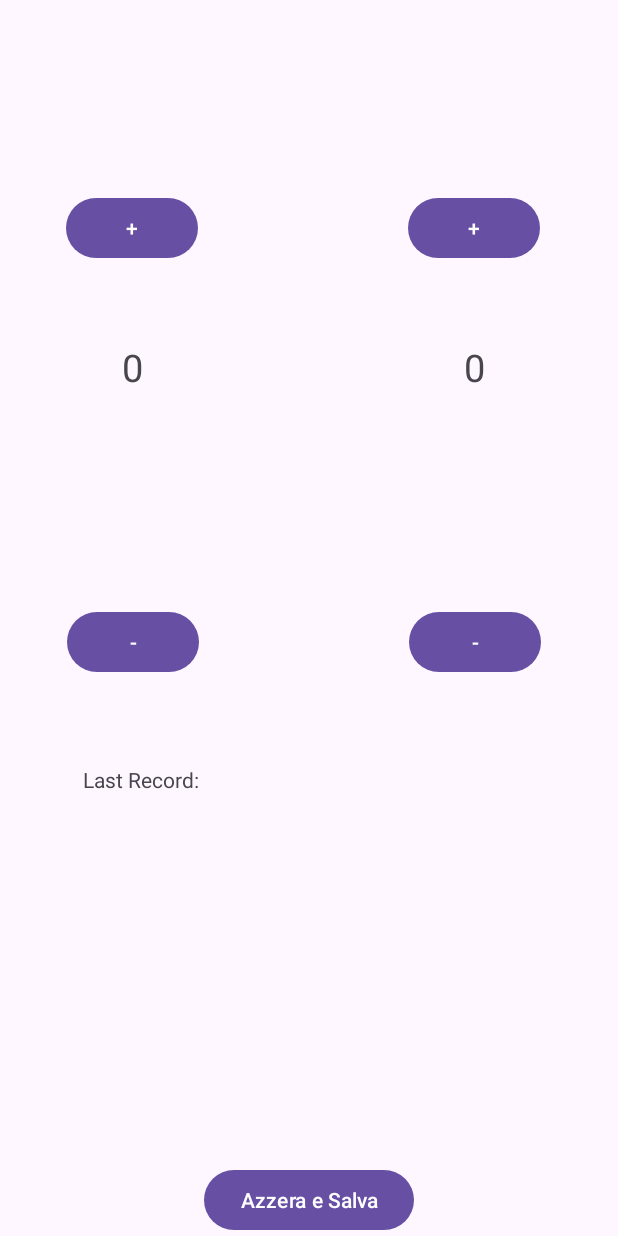
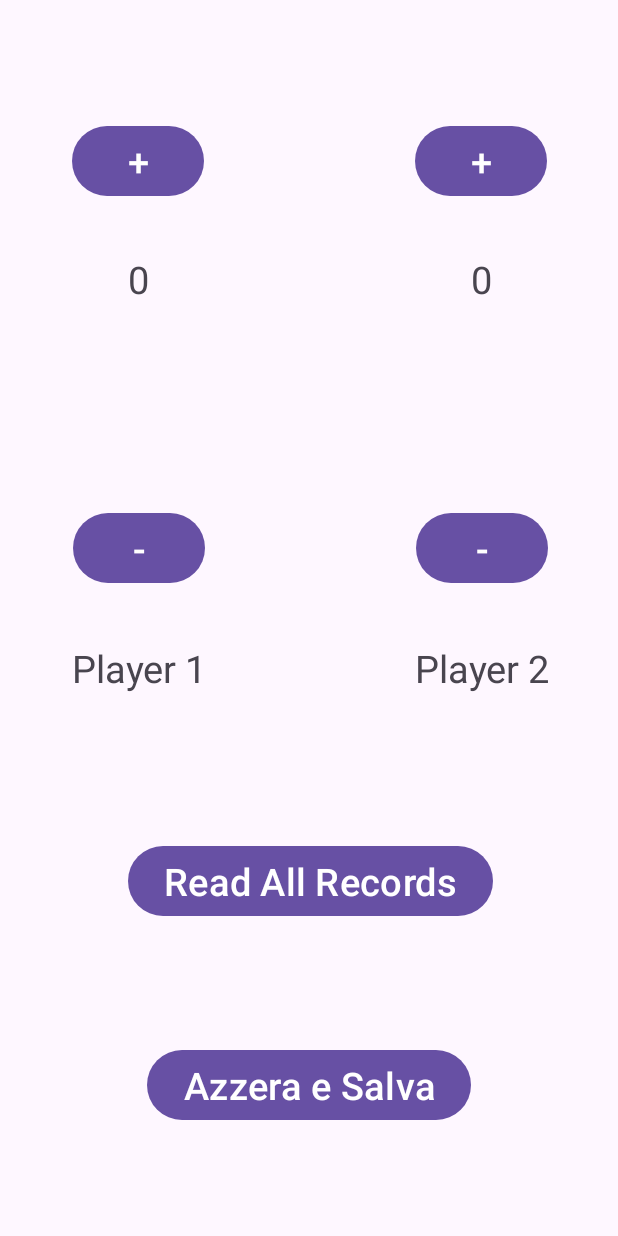
Before and after one commit to SimoneMariano/PersonalAppCounter, an Android app: the screen it shows after launch (MainActivity), on a phone screen of 412 x 824 dp. Run offline under Robolectric (Android 15) with nearby library versions, the phone set to English and light mode, and no system bars.

Commit message:
Prima versione completa di più schermate

```diff
--- a/app/src/main/AndroidManifest.xml
+++ b/app/src/main/AndroidManifest.xml
@@ -13,7 +13,7 @@
         android:theme="@style/Theme.MyApplication"
         tools:targetApi="31">
         <activity
-            android:name=".MainActivity2"
+            android:name=".ViewRecordActivity"
             android:exported="false" />
         <activity
             android:name=".MainActivity"
--- a/app/src/main/java/com/personalcounter/sqlite/MainActivity.java
+++ b/app/src/main/java/com/personalcounter/sqlite/MainActivity.java
@@ -1,7 +1,10 @@
 package com.personalcounter.sqlite;
+
+import static com.personalcounter.sqlite.R.layout.activity_main;
 
 import android.annotation.SuppressLint;
 import android.content.Context;
+import android.content.Intent;
 import android.content.SharedPreferences;
 import android.os.Build;
 import android.os.Bundle;
@@ -23,12 +26,12 @@ public class MainActivity extends AppCompatActivity {
 
     TextView textview0;
     TextView textview1;
-    TextView textAreaRecord;
     Button button0;
     Button button1;
     Button button2;
     Button button3;
     Button btnreset;
+    Button btnreadrecord;
     private DBHandler dbHandler;
     String date = null;
     int count0 = 0;
@@ -40,7 +43,7 @@ public class MainActivity extends AppCompatActivity {
     protected void onCreate(Bundle savedInstanceState) {
         super.onCreate(savedInstanceState);
         EdgeToEdge.enable(this);
-        setContentView(R.layout.activity_main);
+        setContentView(activity_main);
         ViewCompat.setOnApplyWindowInsetsListener(findViewById(R.id.main), (v, insets) -> {
             Insets systemBars = insets.getInsets(WindowInsetsCompat.Type.systemBars());
             v.setPadding(systemBars.left, systemBars.top, systemBars.right, systemBars.bottom);
@@ -55,9 +58,7 @@ public class MainActivity extends AppCompatActivity {
         button2 = findViewById(R.id.button2);
         button3 = findViewById(R.id.button3);
         btnreset = findViewById(R.id.reset);
-        textAreaRecord = findViewById(R.id.textAreaRecord);
-
-        textAreaRecord.isScrollbarFadingEnabled();
+        btnreadrecord = findViewById(R.id.btnReadRecord);
 
         /*recupero della scelta salvata,
          * questa viene eseguita leggendo una chiave dal nome "Counter0" con valore di default uguale a zero*/
@@ -121,23 +122,17 @@ public class MainActivity extends AppCompatActivity {
                 dbHandler.addRecord(date, player1, player2, result);
             }
 
-            StringBuilder txt = new StringBuilder();
-            txt.append("Last Record: \n");
-            arrRecord = dbHandler.fetchRecord();
-
-            for (int i= 0 ; i< arrRecord.size(); i++){
-                Log.d("RECORD_INFO", "Date: " + arrRecord.get(i).date + ", Player 1: " + arrRecord.get(i).player1 + ", Player 2: " + arrRecord.get(i).player2 + ", Result: " + arrRecord.get(i).result);
-                txt.append("Data: ").append(arrRecord.get(i).date).append(", Player 1: ").append(arrRecord.get(i).player1).append(", Player 2: ").append(arrRecord.get(i).player2).append(", Winner: ").append(arrRecord.get(i).result).append("\n");
-            }
-            Log.d("SECOND_INFO", txt.toString());
-            textAreaRecord.setText(txt.toString());
-
             count0 = 0;
             count1 = 0;
             textview0.setText(String.valueOf(count0));
             textview1.setText(String.valueOf(count1));
             storeData(sharedPref);
 
+        });
+
+        btnreadrecord.setOnClickListener(v -> {
+            Intent intent = new Intent(MainActivity.this, ViewRecordActivity.class);
+            startActivity(intent);
         });
     }
 
--- a/app/src/main/java/com/personalcounter/sqlite/RecordModel.java
+++ b/app/src/main/java/com/personalcounter/sqlite/RecordModel.java
@@ -34,10 +34,4 @@ public class RecordModel {
     public void setResult(String result) {
         this.result = result;
     }
-    public void setId(int id) {
-        this.id = id;
-    }
-    public int getId() {
-        return id;
-    }
 }
--- a/app/src/main/res/layout/activity_main.xml
+++ b/app/src/main/res/layout/activity_main.xml
@@ -6,6 +6,40 @@
     android:layout_width="match_parent"
     android:layout_height="match_parent"
     tools:context=".MainActivity">
+
+    <Button
+        android:id="@+id/button1"
+        android:layout_width="wrap_content"
+        android:layout_height="wrap_content"
+        android:layout_marginTop="80dp"
+        android:layout_marginEnd="47dp"
+        android:text="+"
+        android:textSize="25sp"
+        app:layout_constraintEnd_toEndOf="parent"
+        app:layout_constraintTop_toTopOf="parent" />
+
+    <TextView
+        android:id="@+id/textView4"
+        android:layout_width="wrap_content"
+        android:layout_height="wrap_content"
+        android:text="Player 2"
+        android:textSize="25sp"
+        app:layout_constraintBottom_toBottomOf="@+id/textView3"
+        app:layout_constraintEnd_toEndOf="@+id/button3"
+        app:layout_constraintStart_toStartOf="@+id/button3"
+        app:layout_constraintTop_toTopOf="@+id/textView3"
+        app:layout_constraintVertical_bias="0.0" />
+
+    <TextView
+        android:id="@+id/textView3"
+        android:layout_width="wrap_content"
+        android:layout_height="wrap_content"
+        android:layout_marginBottom="97dp"
+        android:text="Player 1"
+        android:textSize="25sp"
+        app:layout_constraintBottom_toTopOf="@+id/btnReadRecord"
+        app:layout_constraintEnd_toEndOf="@+id/button2"
+        app:layout_constraintStart_toStartOf="@+id/button2" />
 
     <TextView
         android:id="@+id/textview0"
@@ -16,85 +50,76 @@
         app:layout_constraintBottom_toBottomOf="@+id/textview1"
         app:layout_constraintEnd_toEndOf="@+id/button0"
         app:layout_constraintStart_toStartOf="@+id/button0"
-        app:layout_constraintTop_toTopOf="@+id/textview1" />
-
-    <TextView
-        android:id="@+id/textAreaRecord"
-        android:layout_width="301dp"
-        android:layout_height="218dp"
-        android:layout_marginBottom="48dp"
-        android:ellipsize="marquee"
-        android:focusable="true"
-        android:focusableInTouchMode="true"
-        android:marqueeRepeatLimit="marquee_forever"
-        android:scrollHorizontally="true"
-        android:singleLine="true"
-        android:text="Last Record: \n"
-        app:layout_constraintBottom_toTopOf="@+id/reset"
-        app:layout_constraintEnd_toEndOf="parent"
-        app:layout_constraintStart_toStartOf="parent" />
-
-    <TextView
-        android:id="@+id/textview1"
-        android:layout_width="wrap_content"
-        android:layout_height="wrap_content"
-        android:layout_marginTop="227dp"
-        android:text="0"
-        android:textSize="25sp"
-        app:layout_constraintEnd_toEndOf="@+id/button1"
-        app:layout_constraintStart_toStartOf="@+id/button1"
-        app:layout_constraintTop_toTopOf="parent" />
-
-    <Button
-        android:id="@+id/button0"
-        android:layout_width="wrap_content"
-        android:layout_height="wrap_content"
-        android:layout_marginStart="44dp"
-        android:layout_marginTop="128dp"
-        android:text="+"
-        app:layout_constraintStart_toStartOf="parent"
-        app:layout_constraintTop_toTopOf="parent" />
-
-    <Button
-        android:id="@+id/button1"
-        android:layout_width="wrap_content"
-        android:layout_height="wrap_content"
-        android:layout_marginEnd="52dp"
-        android:text="+"
-        app:layout_constraintBottom_toBottomOf="@+id/button0"
-        app:layout_constraintEnd_toEndOf="parent"
-        app:layout_constraintTop_toTopOf="@+id/button0"
+        app:layout_constraintTop_toTopOf="@+id/textview1"
         app:layout_constraintVertical_bias="0.0" />
 
     <Button
         android:id="@+id/button2"
         android:layout_width="wrap_content"
         android:layout_height="wrap_content"
-        android:layout_marginBottom="372dp"
+        android:layout_marginBottom="35dp"
         android:text="-"
-        app:layout_constraintBottom_toBottomOf="parent"
+        android:textSize="25sp"
+        app:layout_constraintBottom_toTopOf="@+id/textView3"
         app:layout_constraintEnd_toEndOf="@+id/textview0"
         app:layout_constraintStart_toStartOf="@+id/textview0" />
+
+    <Button
+        android:id="@+id/button0"
+        android:layout_width="wrap_content"
+        android:layout_height="wrap_content"
+        android:layout_marginStart="48dp"
+        android:layout_marginBottom="34dp"
+        android:text="+"
+        android:textSize="25sp"
+        app:layout_constraintBottom_toTopOf="@+id/textview0"
+        app:layout_constraintStart_toStartOf="parent" />
 
     <Button
         android:id="@+id/button3"
         android:layout_width="wrap_content"
         android:layout_height="wrap_content"
         android:text="-"
+        android:textSize="25sp"
         app:layout_constraintBottom_toBottomOf="@+id/button2"
         app:layout_constraintEnd_toEndOf="@+id/textview1"
         app:layout_constraintStart_toStartOf="@+id/textview1"
         app:layout_constraintTop_toTopOf="@+id/button2"
         app:layout_constraintVertical_bias="0.0" />
 
+    <TextView
+        android:id="@+id/textview1"
+        android:layout_width="wrap_content"
+        android:layout_height="wrap_content"
+        android:layout_marginTop="34dp"
+        android:text="0"
+        android:textSize="25sp"
+        app:layout_constraintEnd_toEndOf="@+id/button1"
+        app:layout_constraintStart_toStartOf="@+id/button1"
+        app:layout_constraintTop_toBottomOf="@+id/button1" />
+
     <Button
         android:id="@+id/reset"
         android:layout_width="wrap_content"
         android:layout_height="wrap_content"
+        android:layout_marginBottom="73dp"
         android:text="Azzera e Salva"
+        android:textSize="25sp"
         app:layout_constraintBottom_toBottomOf="parent"
         app:layout_constraintEnd_toEndOf="parent"
         app:layout_constraintStart_toStartOf="parent" />
 
+    <Button
+        android:id="@+id/btnReadRecord"
+        android:layout_width="wrap_content"
+        android:layout_height="wrap_content"
+        android:layout_marginBottom="209dp"
+        android:text="Read All Records"
+        android:textSize="25sp"
+        app:layout_constraintBottom_toBottomOf="parent"
+        app:layout_constraintEnd_toEndOf="@+id/reset"
+        app:layout_constraintHorizontal_bias="0.481"
+        app:layout_constraintStart_toStartOf="@+id/reset" />
+
 
 </androidx.constraintlayout.widget.ConstraintLayout>
--- a/gradle/libs.versions.toml
+++ b/gradle/libs.versions.toml
@@ -7,6 +7,7 @@ appcompat = "1.6.1"
 material = "1.12.0"
 activity = "1.9.0"
 constraintlayout = "2.1.4"
+cardview = "1.0.0"
 
 [libraries]
 junit = { group = "junit", name = "junit", version.ref = "junit" }
@@ -16,6 +17,7 @@ appcompat = { group = "androidx.appcompat", name = "appcompat", version.ref = "a
 material = { group = "com.google.android.material", name = "material", version.ref = "material" }
 activity = { group = "androidx.activity", name = "activity", version.ref = "activity" }
 constraintlayout = { group = "androidx.constraintlayout", name = "constraintlayout", version.ref = "constraintlayout" }
+cardview = { group = "androidx.cardview", name = "cardview", version.ref = "cardview" }
 
 [plugins]
 android-application = { id = "com.android.application", version.ref = "agp" }
--- a/settings.gradle.kts
+++ b/settings.gradle.kts
@@ -12,7 +12,7 @@ pluginManagement {
     }
 }
 dependencyResolutionManagement {
-    repositoriesMode.set(RepositoriesMode.FAIL_ON_PROJECT_REPOS)
+    repositoriesMode.set(RepositoriesMode.PREFER_PROJECT)
     repositories {
         google()
         mavenCentral()
```
Also changed, not shown: app/build.gradle.kts (+15 -1 lines), app/src/main/java/com/personalcounter/sqlite/RecordsRVAdapter.java (added, +60 -0 lines), app/src/main/java/com/personalcounter/sqlite/ViewRecordActivity.java (added, +39 -0 lines), app/src/main/res/layout/activity_view_record.xml (added, +14 -0 lines), build.gradle.kts (+7 -0 lines).
